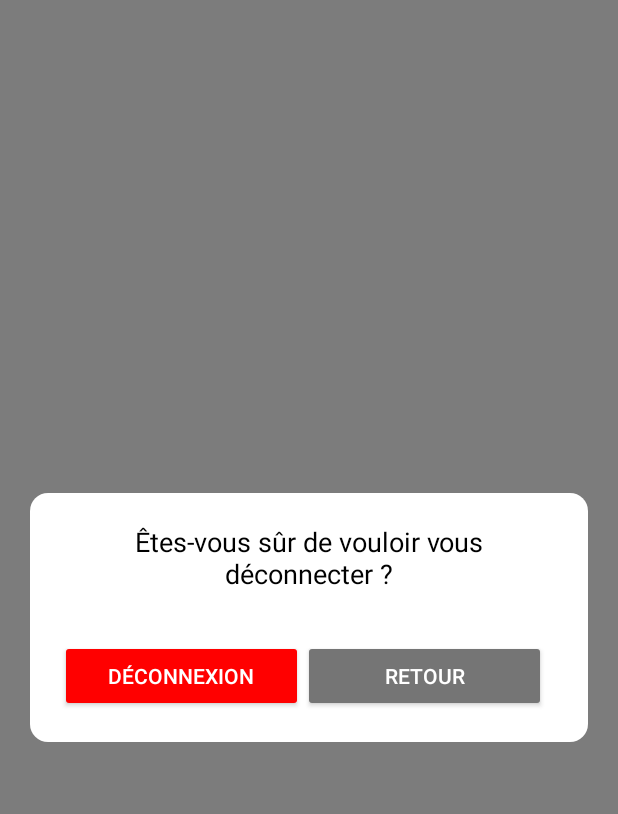
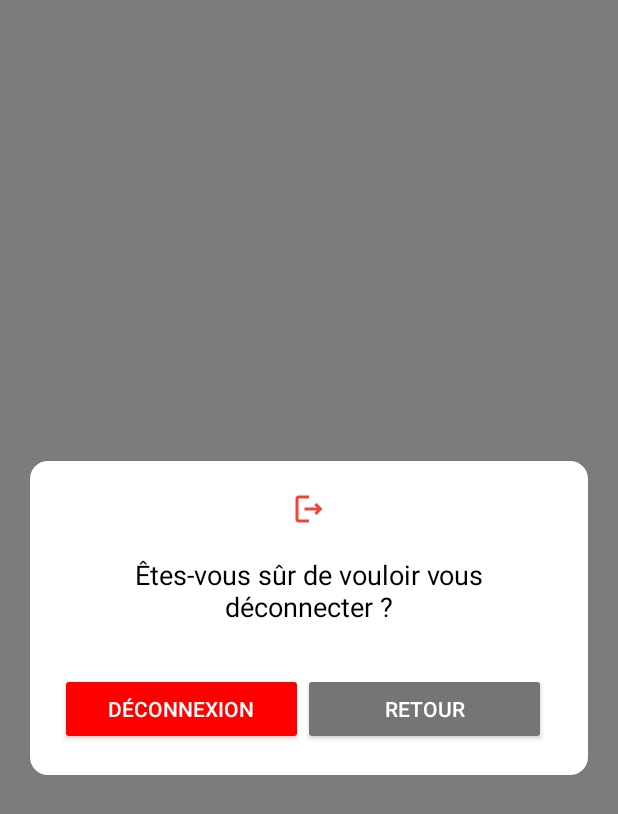
Before and after one commit to abdellatif-rhaymi/TomateApp, an Android app: the AdminActivity screen opened directly, with no data from a screen before it, item 5 of the bottom bar chosen, on a phone screen of 412 x 824 dp. Shown: the top 814 px of the screen. Run offline under Robolectric (Android 15) with nearby library versions, the phone set to English and light mode, and no system bars; our stand-ins replace CircleImageView, Firebase (no records; nobody signed in at launch, a user with empty details on screens opened directly).

Commit message:
layout changes

```diff
--- a/app/src/main/java/com/example/tomatosapp/activities/AdminActivity.java
+++ b/app/src/main/java/com/example/tomatosapp/activities/AdminActivity.java
@@ -105,10 +105,8 @@ public class AdminActivity extends AppCompatActivity {
                 } else if (id == R.id.nav_users) {
                     navigateToActivity(UserManagementActivity.class);
                     return true;
-                } else if (id == R.id.nav_feedbacks) {
-                    if (recyclerView != null) {
-                        recyclerView.smoothScrollToPosition(0);
-                    }
+                } else if (id == R.id.nav_environment_admin) {
+                    navigateToActivity(EnvironmentActivity.class);
                     return true;
                 } else if (id == R.id.nav_logout_admin) {
                     navigateToActivity(AdminLogoutActivity.class);
--- a/app/src/main/res/layout/activity_logout.xml
+++ b/app/src/main/res/layout/activity_logout.xml
@@ -12,6 +12,12 @@ android:layout_centerInParent="true"
 android:background="@drawable/dialog_background"
 android:orientation="vertical"
 android:padding="20dp">
+    <TextView
+        android:layout_width="160dp"
+        android:layout_height="wrap_content"
+        android:layout_gravity="center"
+        android:drawableTop="@drawable/ic_logout"
+        android:drawableTint="@color/error_red" />
 
 <TextView
     android:layout_width="match_parent"
--- a/app/src/main/res/layout/activity_logout_admin.xml
+++ b/app/src/main/res/layout/activity_logout_admin.xml
@@ -2,6 +2,7 @@
 <RelativeLayout xmlns:android="http://schemas.android.com/apk/res/android"
     android:layout_width="match_parent"
     android:layout_height="match_parent"
+    xmlns:app="http://schemas.android.com/apk/res-auto"
     android:background="#80000000"
     android:padding="20dp">
 
@@ -12,6 +13,13 @@
         android:background="@drawable/dialog_background"
         android:orientation="vertical"
         android:padding="20dp">
+
+        <TextView
+            android:layout_width="160dp"
+            android:layout_height="wrap_content"
+            android:layout_gravity="center"
+            android:drawableTop="@drawable/ic_logout"
+            android:drawableTint="@color/error_red" />
 
         <TextView
             android:layout_width="match_parent"
--- a/app/src/main/res/menu/bottom_nav_menu_admin.xml
+++ b/app/src/main/res/menu/bottom_nav_menu_admin.xml
@@ -11,9 +11,9 @@
         android:title="Profil"/>
 
     <item
-        android:id="@+id/nav_feedbacks"
-        android:icon="@drawable/ic_feedbacks"
-        android:title="Feedbacks" />
+        android:id="@+id/nav_environment_admin"
+        android:icon="@drawable/ic_environment"
+        android:title="Environnement" />
 
 
 
```
